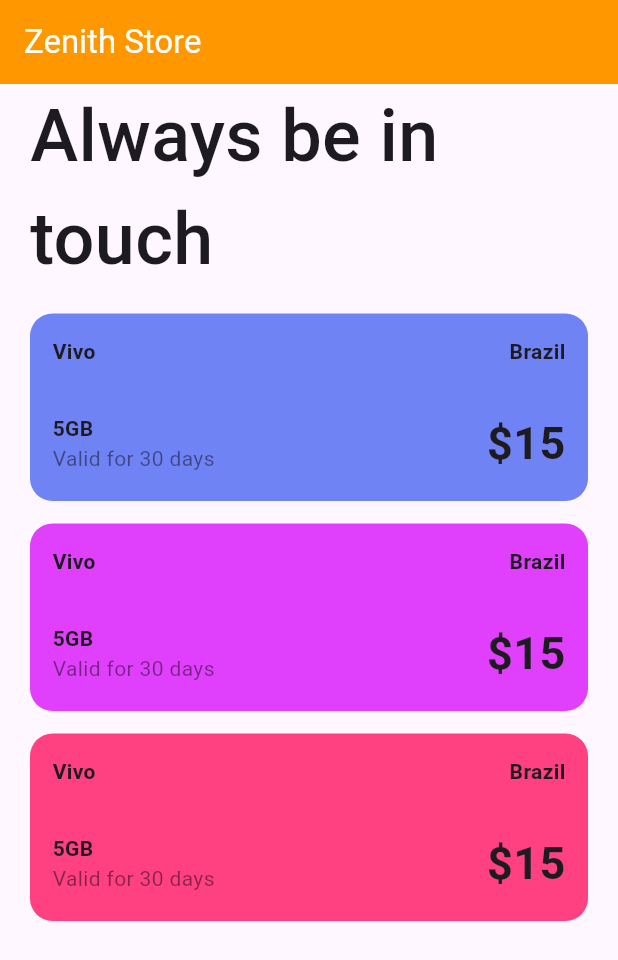
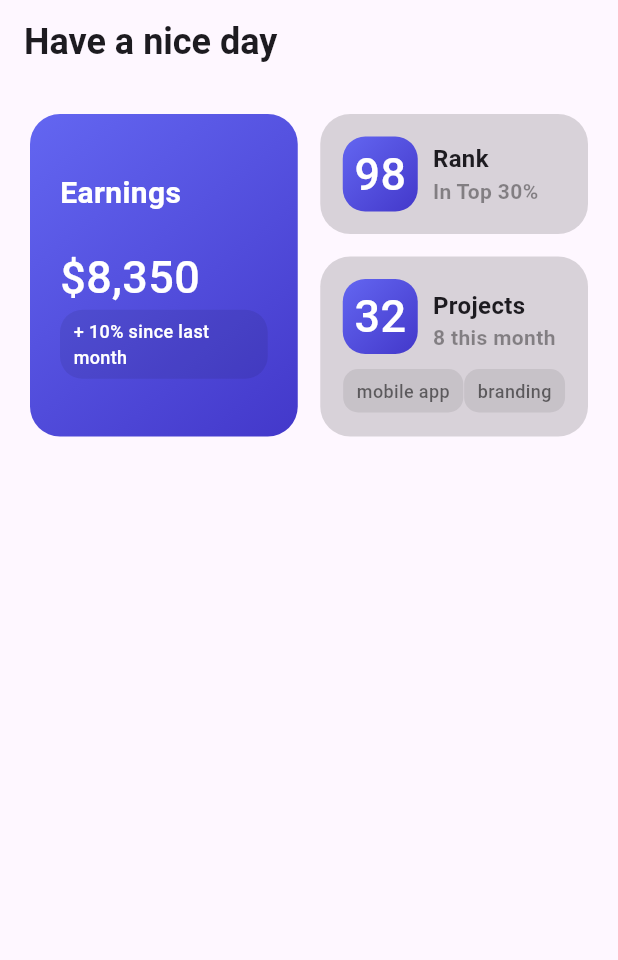
Before and after one commit to ZarXD/Zenith_App, a Flutter app: the screen it shows after launch, on a phone screen of 412 x 824 dp. Shown: the top 960 px of the screen. Run offline on Flutter 3.47's test engine with Material 3 defaults, Android fonts, the phone set to English and light mode, and no system bars.

Commit message:
Tugas Layout

```diff
--- a/lib/main.dart
+++ b/lib/main.dart
@@ -1,5 +1,6 @@
 import 'package:flutter/material.dart';
-import 'package:zenith_app/latihan/layout.dart';
+import 'package:zenith_app/tugas/layout.dart';
+// import 'package:zenith_app/latihan/layout.dart';
 // import 'package:zenith_app/latihan/row.dart';
 // import 'package:zenith_app/latihan/column.dart';
 // import 'package:zenith_app/latihan/container.dart';
@@ -15,7 +16,7 @@
   @override
   Widget build(BuildContext context) {
     return MaterialApp(
-      home: LatihanLayout(),
+      home: LayoutFlutter(),
     );
   }
 }
--- a/lib/tugas/layout.dart
+++ b/lib/tugas/layout.dart
@@ -0,0 +1,180 @@
+import 'package:flutter/material.dart';
+
+class LayoutFlutter extends StatelessWidget {
+  const LayoutFlutter({super.key});
+
+  @override
+  Widget build(BuildContext context) {
+    return Scaffold(
+      appBar: AppBar(
+        title: Text("Have a nice day", style: TextStyle(fontSize: 24, fontWeight: FontWeight.bold),),
+      ),
+      body: Padding(
+        padding: const EdgeInsets.symmetric(horizontal: 20, vertical: 20),
+        child: Row(
+          spacing: 15,
+          mainAxisAlignment: MainAxisAlignment.spaceAround,
+          crossAxisAlignment: CrossAxisAlignment.end,
+          children: [
+            Expanded(
+              child: Column(
+                children: [
+                  Container(
+                    height: 215,
+                    width: double.infinity,
+                    decoration: BoxDecoration(
+                      borderRadius: BorderRadius.circular(20),
+                      gradient: LinearGradient(
+                        colors: [
+                           Color(0xFF6366F1),
+                           Color(0xFF4338CA),
+                        ],
+                        begin: Alignment.topLeft,
+                        end: Alignment.bottomRight
+                      )
+                    ),
+                    child: Padding(
+                      padding: const EdgeInsets.symmetric(horizontal: 20),
+                      child: Column(
+                        mainAxisAlignment: MainAxisAlignment.center,
+                        crossAxisAlignment: CrossAxisAlignment.start,
+                        children: [
+                          Text("Earnings", style: TextStyle(fontSize: 20, color: Colors.white, fontWeight: FontWeight.bold),),
+                          Padding(
+                            padding: const EdgeInsets.only(top: 20),
+                            child: Text("\$8,350", style: TextStyle(fontSize: 30, color: Colors.white, fontWeight: FontWeight.w500),),
+                          ),
+                          Container(
+                            padding: const EdgeInsets.symmetric(horizontal: 9.0, vertical: 6.0),
+                            decoration: BoxDecoration(
+                              borderRadius: BorderRadius.circular(15.0),
+                              color: Colors.black.withOpacity(0.08)
+                            ),
+                            child: Text("+ 10% since last month", style: TextStyle(fontSize: 12, color: Colors.white, fontWeight: FontWeight.w500),),
+                          ),
+                        ],
+                      ),
+                    ),
+                  ),
+                ],
+              ),
+            ),
+            Expanded(
+              child: Column(
+                spacing: 15,
+                children: [
+                  Container(
+                    padding: EdgeInsets.symmetric(horizontal: 15, vertical: 15),
+                    height: 80,
+                    decoration: BoxDecoration(
+                      borderRadius: BorderRadius.circular(20),
+                      color: Colors.black.withOpacity(0.15)
+                    ),
+                    child: Row(
+                      children: [
+                        Container(
+                          height: 50,
+                          width: 50,
+                          decoration: BoxDecoration(
+                            borderRadius: BorderRadius.circular(15),
+                            gradient: LinearGradient(colors: [
+                              Color(0xFF6366F1),
+                              Color(0xFF4338CA),
+                            ],
+                            begin: Alignment.topLeft,
+                            end: Alignment.bottomRight
+                            )
+                          ),
+                          child: Center(child: Text("98", style: TextStyle(fontSize: 30, color: Colors.white, fontWeight: FontWeight.w500 ),)),
+                        ),
+                        Padding(
+                          padding: const EdgeInsets.only(left: 10),
+                          child: Column(
+                            mainAxisAlignment: MainAxisAlignment.center,
+                            crossAxisAlignment: CrossAxisAlignment.start,
+                            children: [
+                              Text("Rank", style: TextStyle(fontSize: 16, fontWeight: FontWeight.bold),),
+                              Text("In Top 30%", style: TextStyle(fontWeight: FontWeight.bold, color: Colors.black.withOpacity(0.40)),)
+                            ],
+                          ),
+                        )
+                      ],
+                    ),
+                  ),
+                  Container(
+                    padding: EdgeInsets.symmetric(horizontal: 15, vertical: 15),
+                    height: 120,
+                    decoration: BoxDecoration(
+                      borderRadius: BorderRadius.circular(20),
+                      color: Colors.black.withOpacity(0.15)
+                    ),
+                    child: Column(
+                      crossAxisAlignment: CrossAxisAlignment.start,
+                      children: [
+                        Row(
+                          children: [
+                            Container(
+                              height: 50,
+                              width: 50,
+                              decoration: BoxDecoration(
+                                borderRadius: BorderRadius.circular(15),
+                                gradient: LinearGradient(colors: [
+                                  Color(0xFF6366F1),
+                                  Color(0xFF4338CA),
+                                ],
+                                begin: Alignment.topLeft,
+                                end: Alignment.bottomRight
+                                )
+                              ),
+                              child: Center(child: Text("32", style: TextStyle(fontSize: 30, color: Colors.white, fontWeight: FontWeight.w500 ),)),
+                            ),
+                            Padding(
+                              padding: const EdgeInsets.only(left: 10, top: 5),
+                              child: Column(
+                                  mainAxisAlignment: MainAxisAlignment.start,
+                                  crossAxisAlignment: CrossAxisAlignment.start,
+                                  children: [
+                                    Text("Projects", style: TextStyle(fontSize: 16, fontWeight: FontWeight.bold),),
+                                    Text("8 this month", style: TextStyle(fontWeight: FontWeight.bold, color: Colors.black.withOpacity(0.40)),),
+                                  ],
+                                ),
+                            ),
+                          ],
+                        ),
+                        Padding(
+                          padding: const EdgeInsets.only(top: 10),
+                          child: Row(
+                            mainAxisAlignment: MainAxisAlignment.spaceAround,
+                            crossAxisAlignment: CrossAxisAlignment.start,
+                            children: [
+                              Container(
+                                padding: const EdgeInsets.symmetric(horizontal: 9.0, vertical: 6.0),
+                                decoration: BoxDecoration(
+                                  borderRadius: BorderRadius.circular(10.0),
+                                  color: Colors.black.withOpacity(0.08)
+                                ),
+                                child: Text("mobile app", style: TextStyle(fontSize: 12, color: Colors.black54, fontWeight: FontWeight.w500),),
+                              ),
+                              Container(
+                                padding: const EdgeInsets.symmetric(horizontal: 9.0, vertical: 6.0),
+                                decoration: BoxDecoration(
+                                  borderRadius: BorderRadius.circular(10.0),
+                                  color: Colors.black.withOpacity(0.08)
+                                ),
+                                child: Text("branding", style: TextStyle(fontSize: 12, color: Colors.black54, fontWeight: FontWeight.w500),),
+                              )
+                            ],
+                          ),
+                        ),
+                      ],
+                    ),
+                  ),
+                ],
+              ),
+            ),
+          ],
+        ),
+      )
+    );
+  }
+}
```
Also changed, not shown: pubspec.lock, 2 other files.
